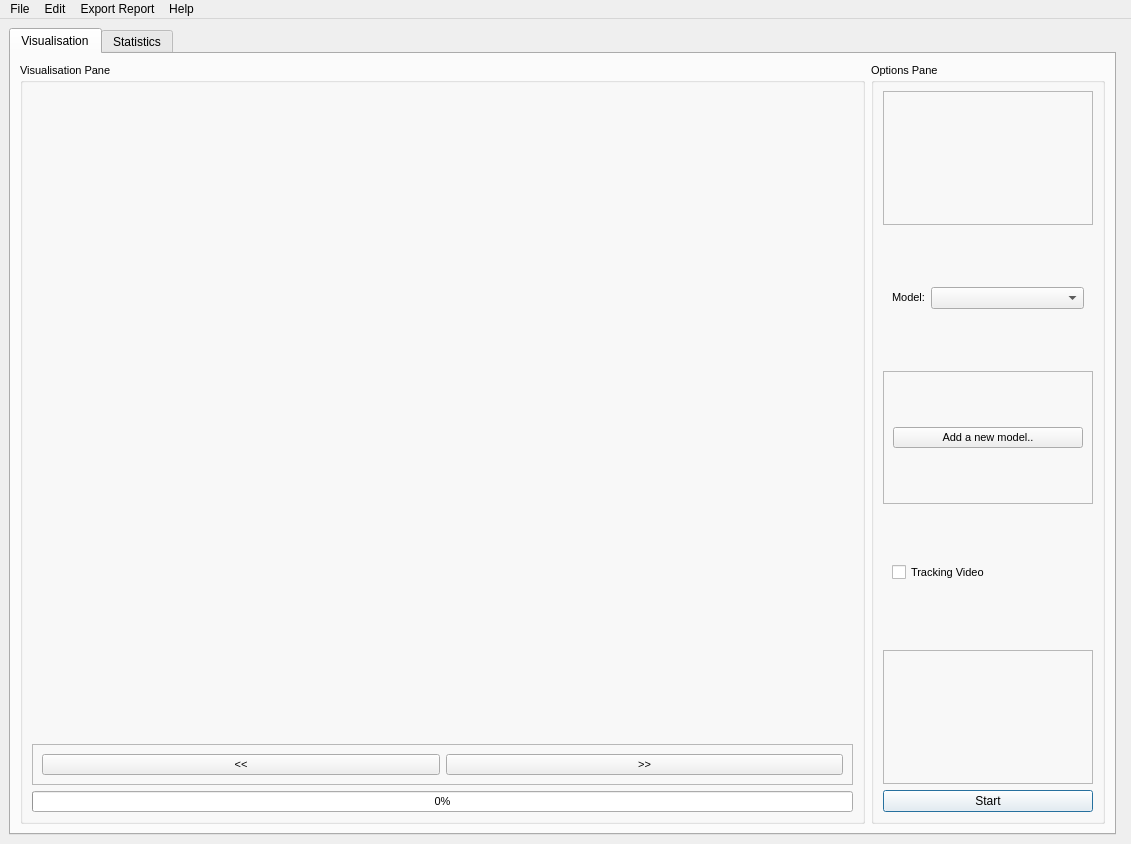
Qt form GUI/interface.ui (KameliaBnh/BeeTect) before a commit.
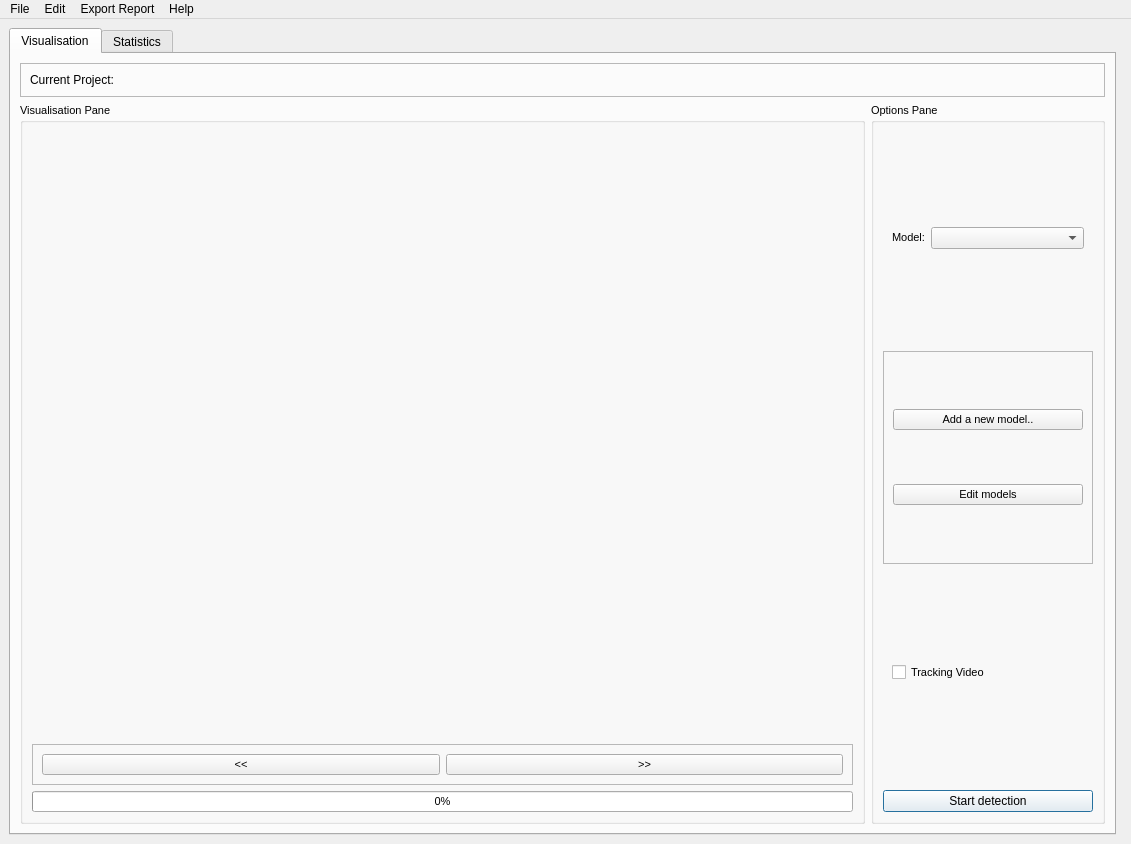
The same form after that commit.

Commit message: Folders for classes and recent projects

The edit to the form file:
```diff
--- a/GUI/interface.ui
+++ b/GUI/interface.ui
@@ -34,114 +34,14 @@
         <string>Visualisation</string>
        </attribute>
        <layout class="QGridLayout" name="gridLayout_4">
-        <item row="0" column="0">
-         <widget class="QGroupBox" name="ImageGroup">
-          <property name="font">
-           <font>
-            <pointsize>8</pointsize>
-           </font>
-          </property>
-          <property name="title">
-           <string>Visualisation Pane</string>
-          </property>
-          <layout class="QVBoxLayout" name="verticalLayout_2">
-           <item>
-            <widget class="QFrame" name="image_frame">
-             <property name="sizePolicy">
-              <sizepolicy hsizetype="Expanding" vsizetype="Expanding">
-               <horstretch>0</horstretch>
-               <verstretch>0</verstretch>
-              </sizepolicy>
-             </property>
-             <property name="font">
-              <font>
-               <pointsize>8</pointsize>
-              </font>
-             </property>
-             <property name="frameShape">
-              <enum>QFrame::NoFrame</enum>
-             </property>
-             <property name="frameShadow">
-              <enum>QFrame::Plain</enum>
-             </property>
-             <layout class="QVBoxLayout" name="verticalLayout_5">
-              <property name="leftMargin">
-               <number>5</number>
-              </property>
-              <property name="topMargin">
-               <number>5</number>
-              </property>
-              <property name="rightMargin">
-               <number>5</number>
-              </property>
-              <property name="bottomMargin">
-               <number>5</number>
-              </property>
-              <item>
-               <widget class="QLabel" name="image_label">
-                <property name="sizePolicy">
-                 <sizepolicy hsizetype="Expanding" vsizetype="Expanding">
-                  <horstretch>0</horstretch>
-                  <verstretch>0</verstretch>
-                 </sizepolicy>
-                </property>
-                <property name="font">
-                 <font>
-                  <pointsize>10</pointsize>
-                 </font>
-                </property>
-                <property name="text">
-                 <string/>
-                </property>
-                <property name="scaledContents">
-                 <bool>true</bool>
-                </property>
-                <property name="alignment">
-                 <set>Qt::AlignCenter</set>
-                </property>
-               </widget>
-              </item>
-             </layout>
-            </widget>
-           </item>
-           <item>
-            <widget class="QFrame" name="Buttons">
-             <property name="frameShape">
-              <enum>QFrame::StyledPanel</enum>
-             </property>
-             <property name="frameShadow">
-              <enum>QFrame::Raised</enum>
-             </property>
-             <layout class="QGridLayout" name="gridLayout_3">
-              <item row="0" column="0">
-               <widget class="QPushButton" name="previous">
-                <property name="text">
-                 <string>&lt;&lt;</string>
-                </property>
-               </widget>
-              </item>
-              <item row="0" column="1">
-               <widget class="QPushButton" name="next">
-                <property name="text">
-                 <string>&gt;&gt;</string>
-                </property>
-               </widget>
-              </item>
-             </layout>
-            </widget>
-           </item>
-           <item>
-            <widget class="QProgressBar" name="progressBar">
-             <property name="value">
-              <number>0</number>
-             </property>
-            </widget>
-           </item>
-          </layout>
-         </widget>
-        </item>
-        <item row="0" column="1">
+        <item row="1" column="1">
          <widget class="QGroupBox" name="OptionsGroup">
+          <property name="sizePolicy">
+           <sizepolicy hsizetype="Preferred" vsizetype="Preferred">
+            <horstretch>0</horstretch>
+            <verstretch>0</verstretch>
+           </sizepolicy>
+          </property>
           <property name="font">
            <font>
             <pointsize>8</pointsize>
@@ -154,25 +54,6 @@
            <bool>false</bool>
           </property>
           <layout class="QVBoxLayout" name="verticalLayout_3">
-           <item>
-            <widget class="QFrame" name="ProjectInfo">
-             <property name="frameShape">
-              <enum>QFrame::StyledPanel</enum>
-             </property>
-             <property name="frameShadow">
-              <enum>QFrame::Raised</enum>
-             </property>
-             <layout class="QVBoxLayout" name="verticalLayout_8">
-              <item>
-               <widget class="QLabel" name="ProjectPath">
-                <property name="text">
-                 <string/>
-                </property>
-               </widget>
-              </item>
-             </layout>
-            </widget>
-           </item>
            <item>
             <widget class="QFrame" name="options_frame">
              <property name="font">
@@ -265,6 +146,13 @@
                 </property>
                </widget>
               </item>
+              <item>
+               <widget class="QPushButton" name="editModels">
+                <property name="text">
+                 <string>Edit models</string>
+                </property>
+               </widget>
+              </item>
              </layout>
             </widget>
            </item>
@@ -301,25 +189,6 @@
              </layout>
             </widget>
            </item>
-           <item>
-            <widget class="QFrame" name="frame_2">
-             <property name="frameShape">
-              <enum>QFrame::StyledPanel</enum>
-             </property>
-             <property name="frameShadow">
-              <enum>QFrame::Raised</enum>
-             </property>
-             <layout class="QVBoxLayout" name="verticalLayout_7">
-              <item>
-               <widget class="QLabel" name="infoText">
-                <property name="text">
-                 <string/>
-                </property>
-               </widget>
-              </item>
-             </layout>
-            </widget>
-           </item>
            <item>
             <widget class="QPushButton" name="Start">
              <property name="palette">
@@ -368,7 +237,7 @@
               <string>&lt;html&gt;&lt;head/&gt;&lt;body&gt;&lt;p&gt;Start the detection on the selected image OR on the images contained in the selected folder.&lt;/p&gt;&lt;/body&gt;&lt;/html&gt;</string>
              </property>
              <property name="text">
-              <string>Start</string>
+              <string>Start detection</string>
              </property>
              <property name="iconSize">
               <size>
@@ -387,6 +256,163 @@
           </layout>
          </widget>
         </item>
+        <item row="1" column="0">
+         <widget class="QGroupBox" name="ImageGroup">
+          <property name="font">
+           <font>
+            <pointsize>8</pointsize>
+           </font>
+          </property>
+          <property name="title">
+           <string>Visualisation Pane</string>
+          </property>
+          <layout class="QVBoxLayout" name="verticalLayout_2">
+           <item>
+            <widget class="QFrame" name="image_frame">
+             <property name="sizePolicy">
+              <sizepolicy hsizetype="Expanding" vsizetype="Expanding">
+               <horstretch>0</horstretch>
+               <verstretch>0</verstretch>
+              </sizepolicy>
+             </property>
+             <property name="font">
+              <font>
+               <pointsize>8</pointsize>
+              </font>
+             </property>
+             <property name="frameShape">
+              <enum>QFrame::NoFrame</enum>
+             </property>
+             <property name="frameShadow">
+              <enum>QFrame::Plain</enum>
+             </property>
+             <layout class="QVBoxLayout" name="verticalLayout_5">
+              <property name="leftMargin">
+               <number>5</number>
+              </property>
+              <property name="topMargin">
+               <number>5</number>
+              </property>
+              <property name="rightMargin">
+               <number>5</number>
+              </property>
+              <property name="bottomMargin">
+               <number>5</number>
+              </property>
+              <item>
+               <widget class="QLabel" name="image_label">
+                <property name="sizePolicy">
+                 <sizepolicy hsizetype="Expanding" vsizetype="Expanding">
+                  <horstretch>0</horstretch>
+                  <verstretch>0</verstretch>
+                 </sizepolicy>
+                </property>
+                <property name="font">
+                 <font>
+                  <pointsize>10</pointsize>
+                 </font>
+                </property>
+                <property name="text">
+                 <string/>
+                </property>
+                <property name="scaledContents">
+                 <bool>true</bool>
+                </property>
+                <property name="alignment">
+                 <set>Qt::AlignCenter</set>
+                </property>
+               </widget>
+              </item>
+             </layout>
+            </widget>
+           </item>
+           <item>
+            <widget class="QFrame" name="Buttons">
+             <property name="frameShape">
+              <enum>QFrame::StyledPanel</enum>
+             </property>
+             <property name="frameShadow">
+              <enum>QFrame::Raised</enum>
+             </property>
+             <layout class="QGridLayout" name="gridLayout_3">
+              <item row="0" column="0">
+               <widget class="QPushButton" name="previous">
+                <property name="text">
+                 <string>&lt;&lt;</string>
+                </property>
+               </widget>
+              </item>
+              <item row="0" column="1">
+               <widget class="QPushButton" name="next">
+                <property name="text">
+                 <string>&gt;&gt;</string>
+                </property>
+               </widget>
+              </item>
+             </layout>
+            </widget>
+           </item>
+           <item>
+            <widget class="QProgressBar" name="progressBar">
+             <property name="value">
+              <number>0</number>
+             </property>
+            </widget>
+           </item>
+          </layout>
+         </widget>
+        </item>
+        <item row="0" column="0" colspan="2">
+         <widget class="QFrame" name="ProjectInfo">
+          <property name="frameShape">
+           <enum>QFrame::StyledPanel</enum>
+          </property>
+          <property name="frameShadow">
+           <enum>QFrame::Raised</enum>
+          </property>
+          <layout class="QHBoxLayout" name="horizontalLayout_3">
+           <item>
+            <widget class="QLabel" name="CurrentProject">
+             <property name="sizePolicy">
+              <sizepolicy hsizetype="Fixed" vsizetype="Preferred">
+               <horstretch>0</horstretch>
+               <verstretch>0</verstretch>
+              </sizepolicy>
+             </property>
+             <property name="text">
+              <string>Current Project:</string>
+             </property>
+            </widget>
+           </item>
+           <item>
+            <widget class="QLabel" name="ProjectNameDisplay">
+             <property name="font">
+              <font>
+               <weight>75</weight>
+               <bold>true</bold>
+              </font>
+             </property>
+             <property name="text">
+              <string/>
+             </property>
+            </widget>
+           </item>
+           <item>
+            <widget class="QLabel" name="ProjectPathDisplay">
+             <property name="sizePolicy">
+              <sizepolicy hsizetype="Minimum" vsizetype="Preferred">
+               <horstretch>0</horstretch>
+               <verstretch>0</verstretch>
+              </sizepolicy>
+             </property>
+             <property name="text">
+              <string/>
+             </property>
+            </widget>
+           </item>
+          </layout>
+         </widget>
+        </item>
        </layout>
       </widget>
       <widget class="QWidget" name="StatisticsTab">
```
Left out of the diff: 4 changed lines with no effect on the pictures. The commit also changes 2 other files.
